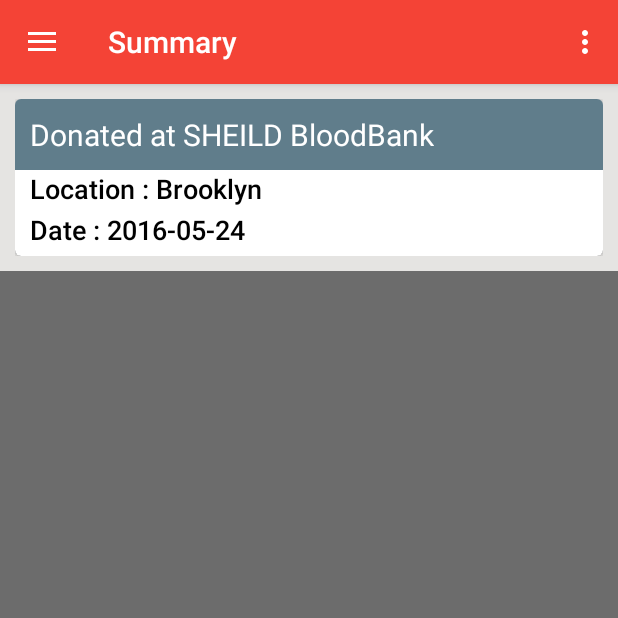
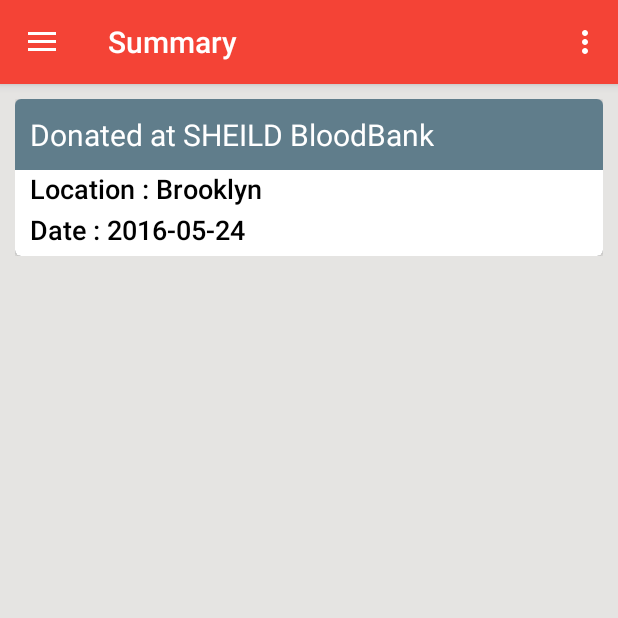
Before and after one commit to laxman-spidey/Jeevandaan, an Android app: the MainActivity screen opened directly, with no data from a screen before it, on a phone screen of 412 x 824 dp, the top half of it. Run offline under Robolectric (Android 15) with nearby library versions, the phone set to English and light mode, and no system bars; network calls fail.

Commit message:
Added logout functionality

```diff
--- a/app/build.gradle
+++ b/app/build.gradle
@@ -30,7 +30,8 @@ dependencies {
     compile 'com.android.support:appcompat-v7:23.4.0'
     compile 'com.android.support:design:23.4.0'
     compile 'org.apache.httpcomponents:httpcore:4.3.2'
-    compile 'com.google.android.gms:play-services:9.0.1'
+    compile 'com.google.android.gms:play-services:8.3.0'
+    compile 'com.google.android.gms:play-services-maps:8.3.0'
     compile 'com.android.support:support-v4:23.4.0'
     compile 'com.android.support:cardview-v7:23.4.0'
     compile 'com.android.support:recyclerview-v7:23.4.0'
--- a/app/src/main/res/layout/fragment_summary.xml
+++ b/app/src/main/res/layout/fragment_summary.xml
@@ -2,6 +2,7 @@
     xmlns:tools="http://schemas.android.com/tools"
     android:layout_width="match_parent"
     android:layout_height="match_parent"
+    android:background="@color/titanium"
     tools:context="in.yousee.jeevandaan.SummaryFragment">
 
     <!-- TODO: Update blank fragment layout -->
--- a/app/src/main/res/menu/activity_main_drawer.xml
+++ b/app/src/main/res/menu/activity_main_drawer.xml
@@ -5,7 +5,7 @@
         <item
             android:id="@+id/nav_summary"
             android:icon="@drawable/ic_menu_share"
-            android:title="Summary" />
+            android:title="My Donations" />
         <item
             android:id="@+id/nav_locations"
             android:icon="@drawable/ic_location_on_black_24dp"
@@ -15,6 +15,10 @@
             android:icon="@drawable/ic_info_black_24dp"
             android:title="Did You Know" />
 
+        <item
+            android:id="@+id/nav_logout"
+            android:icon="@drawable/ic_exit_to_app_black_24dp"
+            android:title="Logout" />
     </group>
 
 </menu>
```
Also changed, not shown: app/src/main/java/in/yousee/jeevandaan/MainActivity.java (+47 -0 lines), app/src/main/java/in/yousee/jeevandaan/SessionHandler.java (+6 -7 lines), app/src/main/res/drawable-xxhdpi/ic_exit_to_app_black_24dp.png (added).
